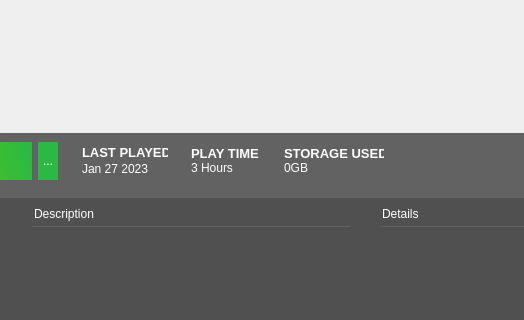
The window that atlas/ui/widgets/games/GameWidget.ui (KJNeko/Atlas) describes before a commit, drawn with Qt 5; both pictures show x 127 to 651 and y 167 to 487 of the 1150 by 780 pixel window.
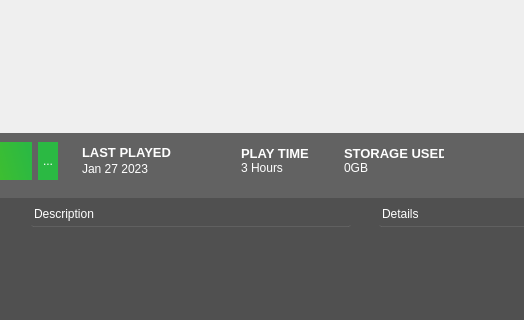
The same window after the commit. Icons and pictures are not drawn.

Commit message: added ability to start and stop game from gamewidget

Patch:
```diff
--- a/atlas/ui/widgets/games/GameWidget.ui
+++ b/atlas/ui/widgets/games/GameWidget.ui
@@ -538,7 +538,7 @@
            </property>
            <property name="minimumSize">
             <size>
-             <width>90</width>
+             <width>130</width>
              <height>0</height>
             </size>
            </property>
@@ -563,6 +563,12 @@
             </property>
             <item row="1" column="0">
              <widget class="QLabel" name="lbLastPlayed">
+              <property name="minimumSize">
+               <size>
+                <width>150</width>
+                <height>0</height>
+               </size>
+              </property>
               <property name="styleSheet">
                <string notr="true">background-color:none;color: rgb(255, 255, 255);</string>
               </property>
@@ -799,7 +805,7 @@
            </property>
            <property name="minimumSize">
             <size>
-             <width>80</width>
+             <width>100</width>
              <height>0</height>
             </size>
            </property>
```
The commit also changes 1 other file.
